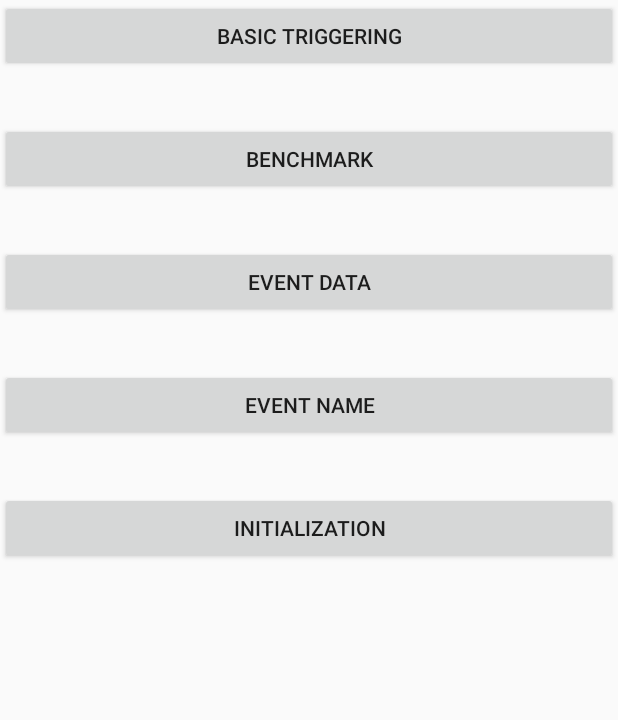
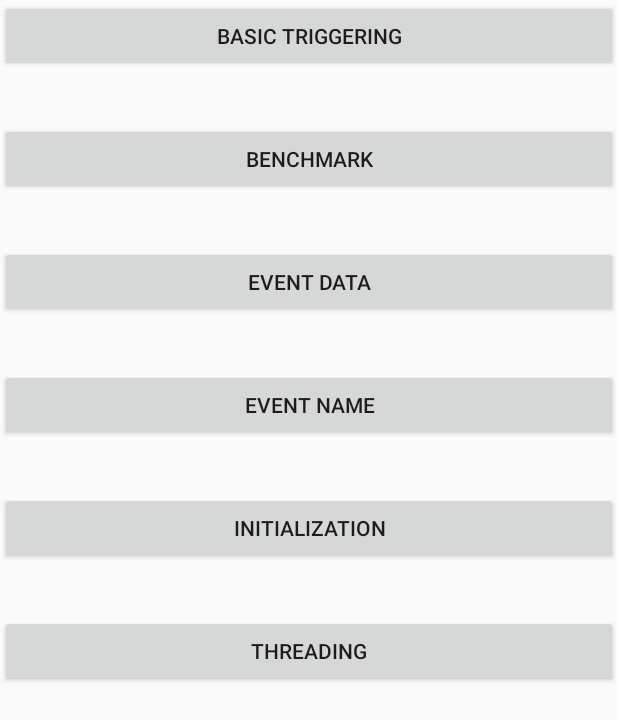
Before and after one commit to coshx/drekkar, an Android app: the screen it shows after launch (MainActivity), on a phone screen of 412 x 824 dp. Shown: the top 720 px of the screen. Run offline under Robolectric (Android 15) with nearby library versions, the phone set to English and light mode, and no system bars.

Commit message:
Tests threading

```diff
--- a/app/src/main/AndroidManifest.xml
+++ b/app/src/main/AndroidManifest.xml
@@ -30,6 +30,7 @@
         <activity android:name=".EventDataActivity" />
         <activity android:name=".EventNameActivity" />
         <activity android:name=".InitializationActivity" />
+        <activity android:name=".ThreadingActivity" />
     </application>
 
 </manifest>
--- a/app/src/main/java/com/coshx/drekkartest/MainActivity.java
+++ b/app/src/main/java/com/coshx/drekkartest/MainActivity.java
@@ -72,5 +72,16 @@ public class MainActivity extends Activity {
                 }
             }
         );
+
+        findViewById(R.id.threading_trigger).setOnClickListener(
+            new View.OnClickListener() {
+                @Override
+                public void onClick(View v) {
+                    startActivity(
+                        new Intent(getApplication(), ThreadingActivity.class)
+                    );
+                }
+            }
+        );
     }
 }
--- a/app/src/main/res/layout/activity_main.xml
+++ b/app/src/main/res/layout/activity_main.xml
@@ -54,6 +54,14 @@
             android:text="Initialization"
             />
 
+        <Button
+            android:id="@+id/threading_trigger"
+            android:layout_width="match_parent"
+            android:layout_height="wrap_content"
+            android:layout_marginTop="34dp"
+            android:text="Threading"
+            />
+
     </LinearLayout>
 
 </ScrollView>
```
Also changed, not shown: app/src/main/java/com/coshx/drekkartest/ThreadingActivity.java (added, +70 -0 lines), 2 other files.
